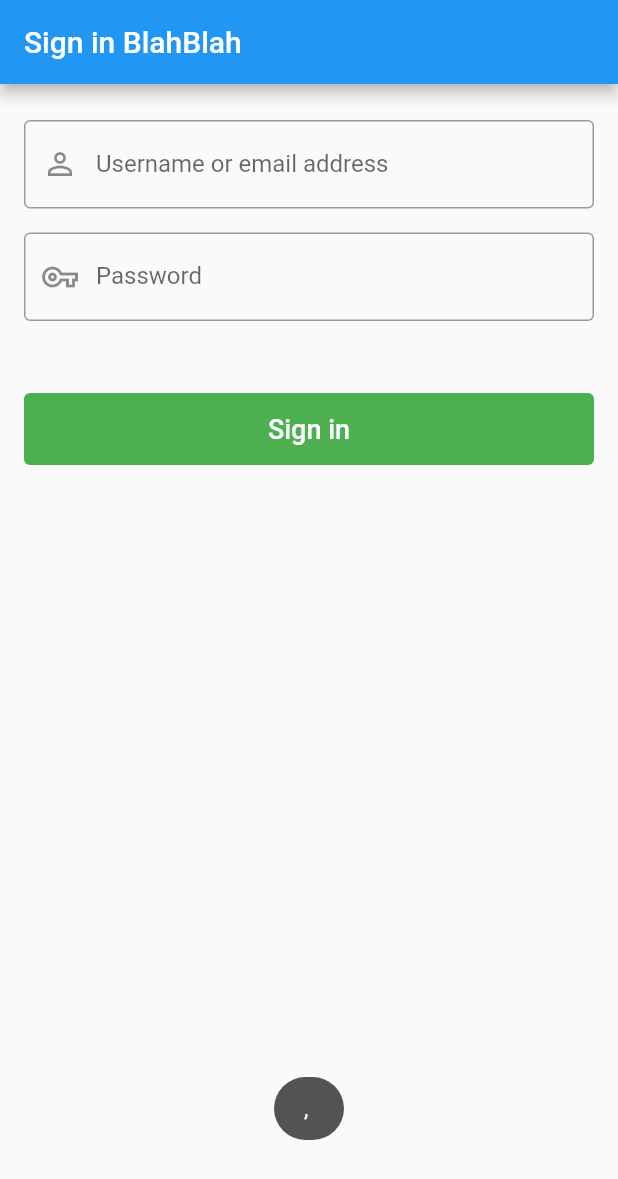
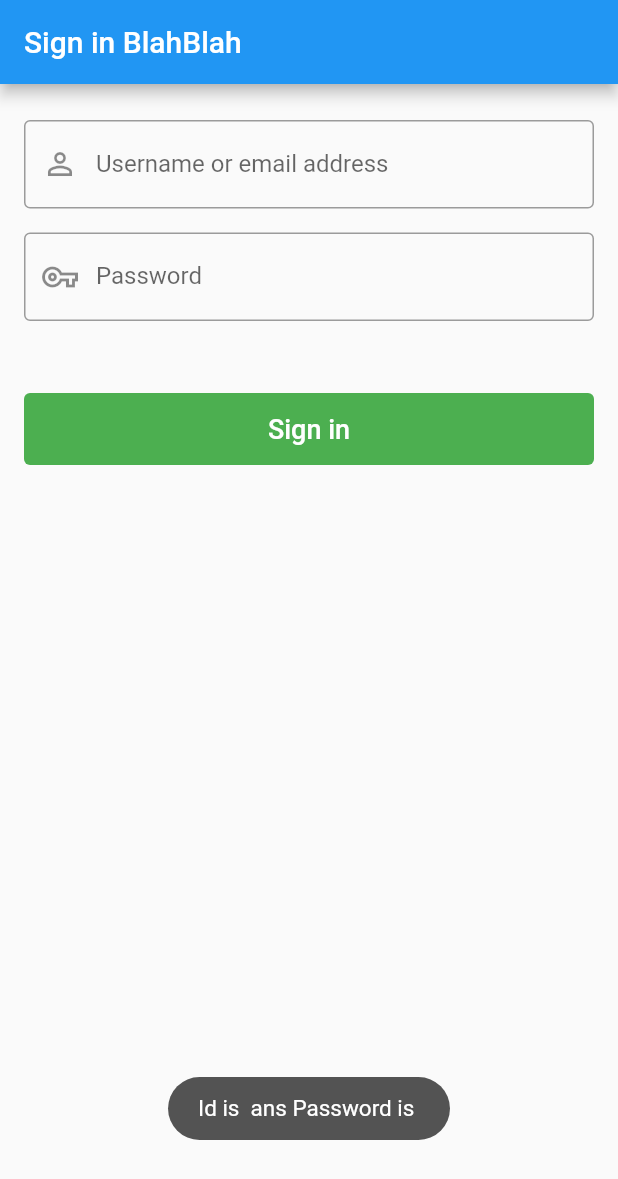
Before and after one commit to 1984tr/flutter-practice, a Flutter app: the screen it shows after launch, after a tap on "Sign in", on a phone screen of 412 x 824 dp. Shown: the top 1179 px of the screen. Run offline on Flutter 3.47's test engine with Material 2 defaults, Android fonts, the phone set to English and light mode, and no system bars; our stand-ins replace toast.

Commit message:
first commit

```diff
--- a/lib/main.dart
+++ b/lib/main.dart
@@ -26,8 +26,8 @@ class SignInPage extends StatefulWidget {
 }
 
 class _SignInPageState extends State<SignInPage> {
-  var _id = "";
-  var _password = "";
+  var _id = TextEditingController();
+  var _password = TextEditingController();
 
   @override
   Widget build(BuildContext context) {
@@ -41,16 +41,13 @@ class _SignInPageState extends State<SignInPage> {
           children: [
             Container(
               margin: EdgeInsets.only(top: 24),
-              child: getTextField(
-                  "Username or email address", Icons.perm_identity, (value) {
-                _id = value;
-              }),
+              child: getTextField(_id,
+                  "Username or email address", Icons.perm_identity),
             ),
             Container(
               margin: EdgeInsets.only(top: 16),
-              child: getTextField("Password", Icons.vpn_key_outlined, (value) {
-                _password = value;
-              }, obscureText: true),
+              child: getTextField(_password, "Password", Icons.vpn_key_outlined,
+                  obscureText: true),
             ),
             Container(
               width: double.infinity,
@@ -71,10 +68,10 @@ class _SignInPageState extends State<SignInPage> {
     );
   }
 
-  Widget getTextField(String labelText, IconData icon, Function saved,
+  Widget getTextField(TextEditingController controller, String labelText, IconData icon,
       {bool obscureText = false}) {
-    return TextFormField(
-      onSaved: saved,
+    return TextField(
+      controller: controller,
       obscureText: obscureText,
       decoration: InputDecoration(
         border: OutlineInputBorder(),
@@ -85,7 +82,7 @@ class _SignInPageState extends State<SignInPage> {
   }
 
   void signIn() {
-    Toast.show("$_id, $_password", context,
+    Toast.show("Id is ${_id.text} ans Password is ${_password.text}", context,
         duration: Toast.LENGTH_SHORT, gravity: Toast.BOTTOM);
   }
 }
```
Also changed, not shown: 1 other file.
